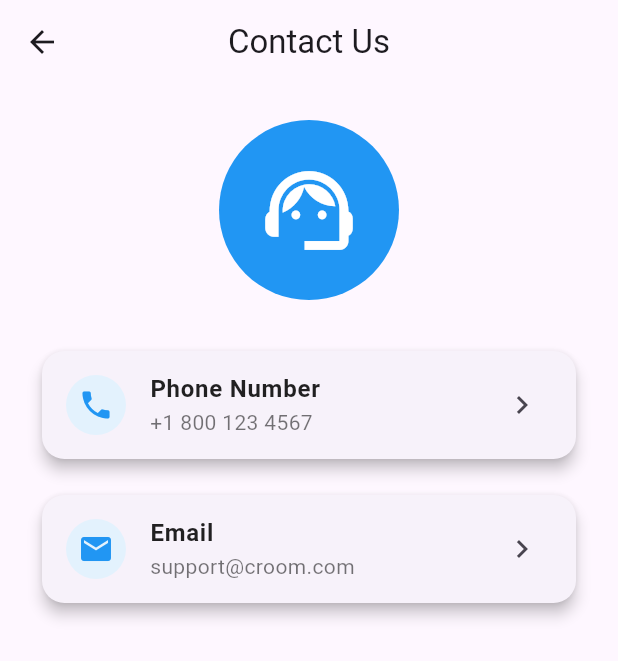
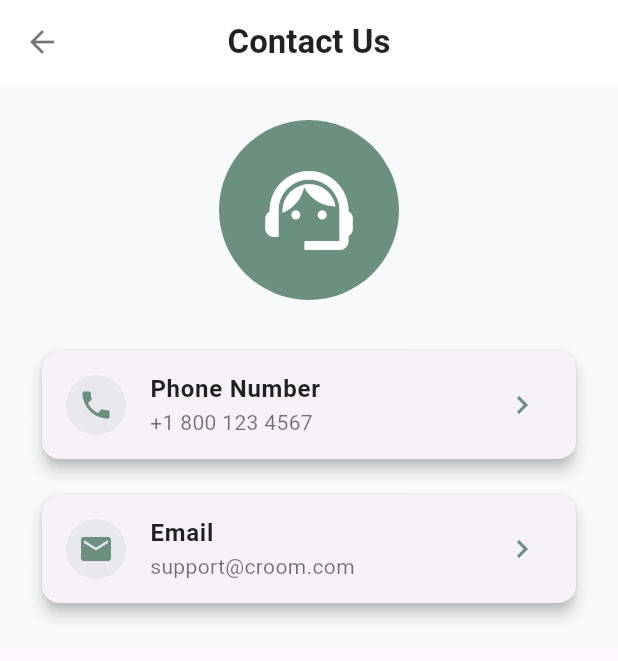
Before and after one commit to hano0709/croom2, a Flutter app: the screen it shows once a user with an empty profile is signed in, in the side drawer, after a tap on "Contact Us", on a phone screen of 412 x 824 dp. Shown: the top 661 px of the screen. Run offline on Flutter 3.47's test engine with Material 3 defaults, Android fonts, the light colour scheme and no system bars; our stand-ins replace cloud_firestore, firebase_auth, firebase_core, google_sign_in; accounts and stored records are empty.

Commit message:
contact us UI improved

```diff
--- a/lib/contact_us_screen.dart
+++ b/lib/contact_us_screen.dart
@@ -20,13 +20,26 @@ class ContactUsScreen extends StatelessWidget {
 
   @override
   Widget build(BuildContext context) {
+    final Color primary = Color(0xFF6B9080); // Same primary color
+    final Color surface = Color(0xFFF8F9FA); // Same background color
+
     return Scaffold(
       appBar: AppBar(
-        title: const Text('Contact Us'),
+        title: const Text(
+          'Contact Us',
+          style: TextStyle(
+            color: Colors.black87,
+            fontWeight: FontWeight.w600,
+          ),
+        ),
         centerTitle: true,
+        backgroundColor: Colors.white,
         elevation: 0,
+        iconTheme: IconThemeData(color: Colors.black54),
       ),
-      body: SingleChildScrollView(
+      body: Container(
+        color: surface, // Set background color
+        child: SingleChildScrollView(
           child: Padding(
             padding: const EdgeInsets.all(24.0),
             child: Column(
@@ -35,7 +48,7 @@ class ContactUsScreen extends StatelessWidget {
                 const Center(
                   child: CircleAvatar(
                     radius: 60,
-                  backgroundColor: Colors.blue,
+                    backgroundColor: Color(0xFF6B9080), // Primary color
                     child: Icon(
                       Icons.support_agent,
                       size: 70,
@@ -50,6 +63,7 @@ class ContactUsScreen extends StatelessWidget {
                   title: 'Phone Number',
                   subtitle: '+1 800 123 4567',
                   onTap: () => _launchContact(context, '+1 800 123 4567', true),
+                  primary: primary,
                 ),
                 const SizedBox(height: 16),
                 _buildContactCard(
@@ -58,8 +72,10 @@ class ContactUsScreen extends StatelessWidget {
                   title: 'Email',
                   subtitle: 'support@croom.com',
                   onTap: () => _launchContact(context, 'support@croom.com', false),
+                  primary: primary,
                 ),
               ],
+            ),
           ),
         ),
       ),
@@ -72,16 +88,17 @@ class ContactUsScreen extends StatelessWidget {
     required String title,
     required String subtitle,
     required VoidCallback onTap,
+    required Color primary,
   }) {
     return Card(
       elevation: 4,
       shape: RoundedRectangleBorder(
-        borderRadius: BorderRadius.circular(15),
+        borderRadius: BorderRadius.circular(12), // Same border radius
       ),
       child: ListTile(
         leading: CircleAvatar(
-          backgroundColor: Colors.blue.shade50,
-          child: Icon(icon, color: Colors.blue),
+          backgroundColor: primary.withOpacity(0.1), // Lighter primary color
+          child: Icon(icon, color: primary),
         ),
         title: Text(
           title,
@@ -96,7 +113,7 @@ class ContactUsScreen extends StatelessWidget {
             color: Colors.black54,
           ),
         ),
-        trailing: const Icon(Icons.chevron_right),
+        trailing: Icon(Icons.chevron_right, color: primary),
         onTap: onTap,
       ),
     );
```
Lines whose indentation alone changed are shown as unchanged.
